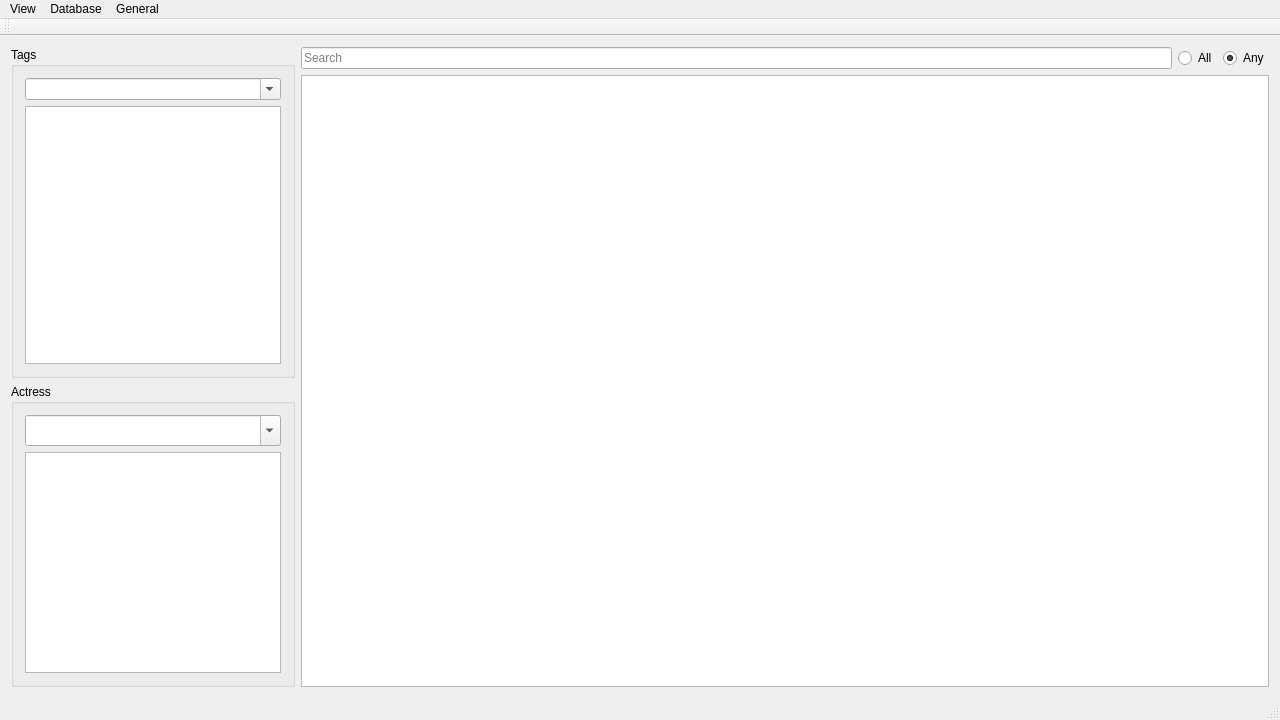
Qt form MainWindow.ui (zenwong/tagu) before a commit.
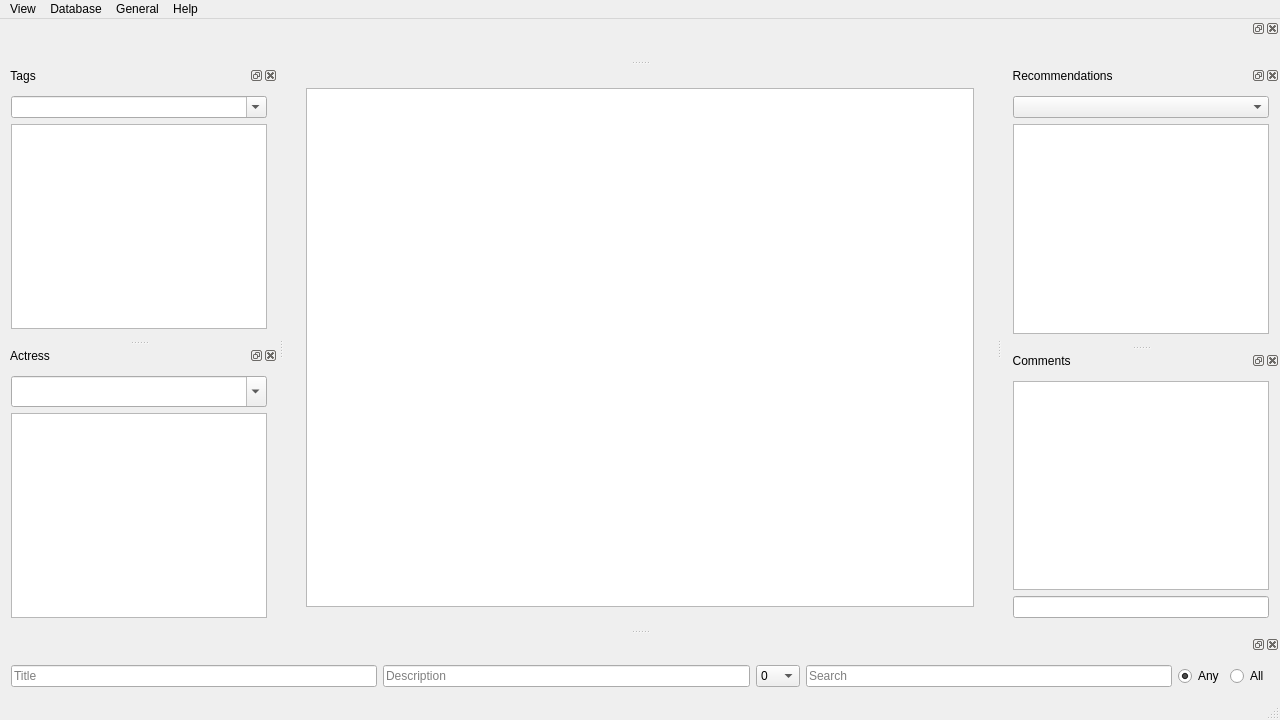
The same form after that commit.

Diff of the .ui file:
```diff
--- a/MainWindow.ui
+++ b/MainWindow.ui
@@ -28,157 +28,49 @@
 }</string>
   </property>
   <widget class="QWidget" name="centralWidget">
-   <layout class="QGridLayout" name="gridLayout">
-    <item row="2" column="0">
-     <widget class="QGroupBox" name="groupBox_2">
-      <property name="sizePolicy">
-       <sizepolicy hsizetype="Preferred" vsizetype="Preferred">
-        <horstretch>0</horstretch>
-        <verstretch>1</verstretch>
-       </sizepolicy>
-      </property>
-      <property name="title">
-       <string>Actress</string>
-      </property>
-      <layout class="QVBoxLayout" name="verticalLayout_2">
-       <item>
-        <widget class="QComboBox" name="comboAct">
-         <property name="font">
-          <font>
-           <family>Sans Serif</family>
-           <pointsize>12</pointsize>
-          </font>
-         </property>
-         <property name="toolTip">
-          <string>add a actress to video</string>
-         </property>
-         <property name="editable">
-          <bool>true</bool>
-         </property>
-        </widget>
-       </item>
-       <item>
-        <widget class="QListView" name="listActs">
-         <property name="toolTip">
-          <string>Double Click to Remove</string>
-         </property>
-        </widget>
-       </item>
-      </layout>
-     </widget>
-    </item>
-    <item row="0" column="1">
-     <widget class="QLineEdit" name="editSearch">
-      <property name="sizePolicy">
-       <sizepolicy hsizetype="Expanding" vsizetype="Fixed">
-        <horstretch>5</horstretch>
-        <verstretch>0</verstretch>
-       </sizepolicy>
-      </property>
-      <property name="toolTip">
-       <string>search for tags or actress or title</string>
-      </property>
-      <property name="placeholderText">
-       <string>Search</string>
-      </property>
-     </widget>
-    </item>
-    <item row="0" column="2">
-     <widget class="QRadioButton" name="radioAll">
-      <property name="sizePolicy">
-       <sizepolicy hsizetype="Fixed" vsizetype="Fixed">
-        <horstretch>0</horstretch>
-        <verstretch>0</verstretch>
-       </sizepolicy>
-      </property>
-      <property name="text">
-       <string>All</string>
-      </property>
-     </widget>
-    </item>
-    <item row="0" column="3">
-     <widget class="QRadioButton" name="radioAny">
-      <property name="sizePolicy">
-       <sizepolicy hsizetype="Fixed" vsizetype="Fixed">
-        <horstretch>0</horstretch>
-        <verstretch>0</verstretch>
-       </sizepolicy>
-      </property>
-      <property name="text">
-       <string>Any</string>
-      </property>
-      <property name="checked">
-       <bool>true</bool>
-      </property>
-     </widget>
-    </item>
-    <item row="0" column="0" rowspan="2">
-     <widget class="QGroupBox" name="groupBox">
-      <property name="sizePolicy">
-       <sizepolicy hsizetype="Preferred" vsizetype="Preferred">
-        <horstretch>0</horstretch>
-        <verstretch>1</verstretch>
-       </sizepolicy>
-      </property>
-      <property name="title">
-       <string>Tags</string>
-      </property>
-      <layout class="QVBoxLayout" name="verticalLayout">
-       <item>
-        <widget class="QComboBox" name="comboTag">
-         <property name="toolTip">
-          <string>Add a tag to a video</string>
-         </property>
-         <property name="editable">
-          <bool>true</bool>
-         </property>
-        </widget>
-       </item>
-       <item>
-        <widget class="QListView" name="listTags">
-         <property name="toolTip">
-          <string>Double Click to Remove</string>
-         </property>
-        </widget>
-       </item>
-      </layout>
-     </widget>
-    </item>
-    <item row="1" column="1" rowspan="2" colspan="3">
-     <widget class="QListView" name="listView">
-      <property name="inputMethodHints">
-       <set>Qt::ImhNone</set>
-      </property>
-      <property name="editTriggers">
-       <set>QAbstractItemView::NoEditTriggers</set>
-      </property>
-      <property name="selectionMode">
-       <enum>QAbstractItemView::ContiguousSelection</enum>
-      </property>
-      <property name="flow">
-       <enum>QListView::TopToBottom</enum>
-      </property>
-      <property name="isWrapping" stdset="0">
-       <bool>true</bool>
-      </property>
-      <property name="resizeMode">
-       <enum>QListView::Adjust</enum>
-      </property>
-      <property name="viewMode">
-       <enum>QListView::ListMode</enum>
-      </property>
+   <layout class="QHBoxLayout" name="horizontalLayout_2">
+    <item>
+     <widget class="QStackedWidget" name="stackedWidget">
+      <widget class="QWidget" name="page">
+       <layout class="QHBoxLayout" name="horizontalLayout_3">
+        <item>
+         <widget class="QListView" name="listView">
+          <property name="inputMethodHints">
+           <set>Qt::ImhNone</set>
+          </property>
+          <property name="editTriggers">
+           <set>QAbstractItemView::NoEditTriggers</set>
+          </property>
+          <property name="selectionMode">
+           <enum>QAbstractItemView::ContiguousSelection</enum>
+          </property>
+          <property name="flow">
+           <enum>QListView::TopToBottom</enum>
+          </property>
+          <property name="isWrapping" stdset="0">
+           <bool>true</bool>
+          </property>
+          <property name="resizeMode">
+           <enum>QListView::Adjust</enum>
+          </property>
+          <property name="viewMode">
+           <enum>QListView::ListMode</enum>
+          </property>
+         </widget>
+        </item>
+       </layout>
+      </widget>
+      <widget class="QWidget" name="page_2">
+       <layout class="QHBoxLayout" name="horizontalLayout_4">
+        <item>
+         <widget class="QTableView" name="tableView"/>
+        </item>
+       </layout>
+      </widget>
      </widget>
     </item>
    </layout>
   </widget>
-  <widget class="QToolBar" name="mainToolBar">
-   <attribute name="toolBarArea">
-    <enum>TopToolBarArea</enum>
-   </attribute>
-   <attribute name="toolBarBreak">
-    <bool>false</bool>
-   </attribute>
-  </widget>
   <widget class="QStatusBar" name="statusBar"/>
   <widget class="QMenuBar" name="menuBar">
    <property name="geometry">
@@ -216,9 +108,254 @@
     <addaction name="actionOptions"/>
     <addaction name="actionLogin"/>
    </widget>
+   <widget class="QMenu" name="menuHelp">
+    <property name="title">
+     <string>Help</string>
+    </property>
+    <addaction name="actionFAQ"/>
+    <addaction name="actionDocumentation"/>
+    <addaction name="separator"/>
+    <addaction name="actionAbout_Tagu"/>
+   </widget>
    <addaction name="menuView"/>
    <addaction name="menuImport"/>
    <addaction name="menuGeneral"/>
+   <addaction name="menuHelp"/>
+  </widget>
+  <widget class="QDockWidget" name="dockWidget">
+   <attribute name="dockWidgetArea">
+    <number>8</number>
+   </attribute>
+   <widget class="QWidget" name="dockWidgetContents">
+    <layout class="QHBoxLayout" name="horizontalLayout_5">
+     <item>
+      <widget class="QLineEdit" name="editTitle">
+       <property name="placeholderText">
+        <string>Title</string>
+       </property>
+      </widget>
+     </item>
+     <item>
+      <widget class="QLineEdit" name="editDesc">
+       <property name="placeholderText">
+        <string>Description</string>
+       </property>
+      </widget>
+     </item>
+     <item>
+      <widget class="QComboBox" name="comboBox_2">
+       <item>
+        <property name="text">
+         <string>0</string>
+        </property>
+       </item>
+       <item>
+        <property name="text">
+         <string>1</string>
+        </property>
+       </item>
+       <item>
+        <property name="text">
+         <string>2</string>
+        </property>
+       </item>
+       <item>
+        <property name="text">
+         <string>3</string>
+        </property>
+       </item>
+       <item>
+        <property name="text">
+         <string>4</string>
+        </property>
+       </item>
+       <item>
+        <property name="text">
+         <string>5</string>
+        </property>
+       </item>
+       <item>
+        <property name="text">
+         <string>6</string>
+        </property>
+       </item>
+       <item>
+        <property name="text">
+         <string>7</string>
+        </property>
+       </item>
+       <item>
+        <property name="text">
+         <string>8</string>
+        </property>
+       </item>
+       <item>
+        <property name="text">
+         <string>9</string>
+        </property>
+       </item>
+       <item>
+        <property name="text">
+         <string>10</string>
+        </property>
+       </item>
+      </widget>
+     </item>
+     <item>
+      <widget class="QLineEdit" name="editSearch">
+       <property name="sizePolicy">
+        <sizepolicy hsizetype="Expanding" vsizetype="Fixed">
+         <horstretch>0</horstretch>
+         <verstretch>0</verstretch>
+        </sizepolicy>
+       </property>
+       <property name="toolTip">
+        <string>search for tags or actress or title</string>
+       </property>
+       <property name="placeholderText">
+        <string>Search</string>
+       </property>
+      </widget>
+     </item>
+     <item>
+      <widget class="QRadioButton" name="radioAny">
+       <property name="sizePolicy">
+        <sizepolicy hsizetype="Fixed" vsizetype="Fixed">
+         <horstretch>0</horstretch>
+         <verstretch>0</verstretch>
+        </sizepolicy>
+       </property>
+       <property name="text">
+        <string>Any</string>
+       </property>
+       <property name="checked">
+        <bool>true</bool>
+       </property>
+      </widget>
+     </item>
+     <item>
+      <widget class="QRadioButton" name="radioAll">
+       <property name="sizePolicy">
+        <sizepolicy hsizetype="Fixed" vsizetype="Fixed">
+         <horstretch>0</horstretch>
+         <verstretch>0</verstretch>
+        </sizepolicy>
+       </property>
+       <property name="text">
+        <string>All</string>
+       </property>
+      </widget>
+     </item>
+    </layout>
+   </widget>
+  </widget>
+  <widget class="QDockWidget" name="dockWidget_2">
+   <property name="windowTitle">
+    <string>  Tags</string>
+   </property>
+   <attribute name="dockWidgetArea">
+    <number>1</number>
+   </attribute>
+   <widget class="QWidget" name="dockWidgetContents_7">
+    <layout class="QVBoxLayout" name="verticalLayout_2">
+     <item>
+      <widget class="QComboBox" name="comboTag">
+       <property name="toolTip">
+        <string>Add a tag to a video</string>
+       </property>
+       <property name="editable">
+        <bool>true</bool>
+       </property>
+      </widget>
+     </item>
+     <item>
+      <widget class="QListView" name="listTags">
+       <property name="toolTip">
+        <string>Double Click to Remove</string>
+       </property>
+      </widget>
+     </item>
+    </layout>
+   </widget>
+  </widget>
+  <widget class="QDockWidget" name="dockWidget_3">
+   <property name="windowTitle">
+    <string>  Actress</string>
+   </property>
+   <attribute name="dockWidgetArea">
+    <number>1</number>
+   </attribute>
+   <widget class="QWidget" name="dockWidgetContents_8">
+    <layout class="QVBoxLayout" name="verticalLayout_3">
+     <item>
+      <widget class="QComboBox" name="comboAct">
+       <property name="font">
+        <font>
+         <family>Sans Serif</family>
+         <pointsize>12</pointsize>
+        </font>
+       </property>
+       <property name="toolTip">
+        <string>add a actress to video</string>
+       </property>
+       <property name="editable">
+        <bool>true</bool>
+       </property>
+      </widget>
+     </item>
+     <item>
+      <widget class="QListView" name="listActs">
+       <property name="toolTip">
+        <string>Double Click to Remove</string>
+       </property>
+      </widget>
+     </item>
+    </layout>
+   </widget>
+  </widget>
+  <widget class="QDockWidget" name="dockWidget_4">
+   <attribute name="dockWidgetArea">
+    <number>4</number>
+   </attribute>
+   <widget class="QWidget" name="dockWidgetContents_9">
+    <layout class="QHBoxLayout" name="horizontalLayout"/>
+   </widget>
+  </widget>
+  <widget class="QDockWidget" name="dockWidget_5">
+   <property name="windowTitle">
+    <string>  Recommendations</string>
+   </property>
+   <attribute name="dockWidgetArea">
+    <number>2</number>
+   </attribute>
+   <widget class="QWidget" name="dockWidgetContents_10">
+    <layout class="QVBoxLayout" name="verticalLayout_4">
+     <item>
+      <widget class="QComboBox" name="comboRecommendations"/>
+     </item>
+     <item>
+      <widget class="QListView" name="listRecommendations"/>
+     </item>
+    </layout>
+   </widget>
+  </widget>
+  <widget class="QDockWidget" name="dockWidget_6">
+   <property name="windowTitle">
+    <string>  Comments</string>
+   </property>
+   <attribute name="dockWidgetArea">
+    <number>2</number>
+   </attribute>
+   <widget class="QWidget" name="dockWidgetContents_11">
+    <layout class="QVBoxLayout" name="verticalLayout">
+     <item>
+      <widget class="QListView" name="listComments"/>
+     </item>
+     <item>
+      <widget class="QLineEdit" name="editNewComment"/>
+     </item>
+    </layout>
+   </widget>
   </widget>
   <action name="actionActress">
    <property name="text">
```
Left out of the diff: 15 changed lines with no effect on the pictures.
